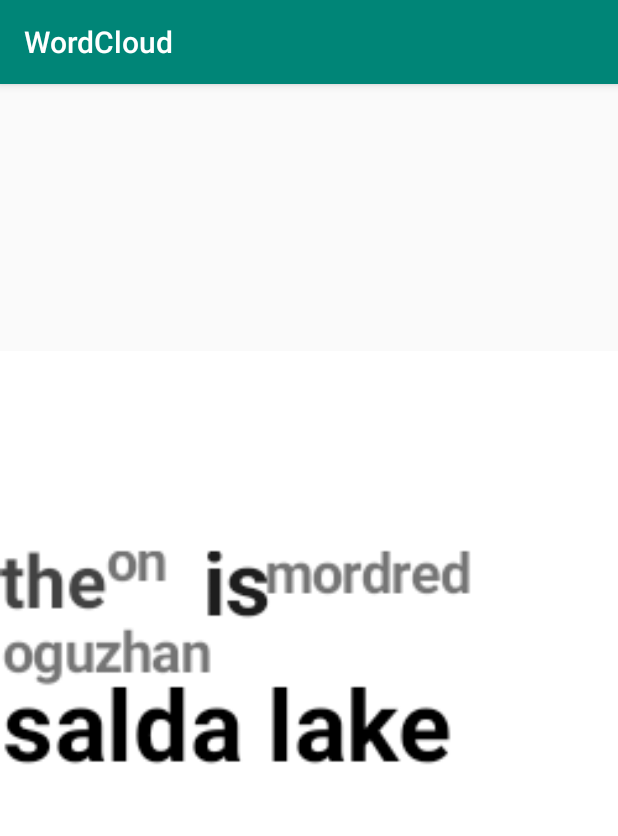
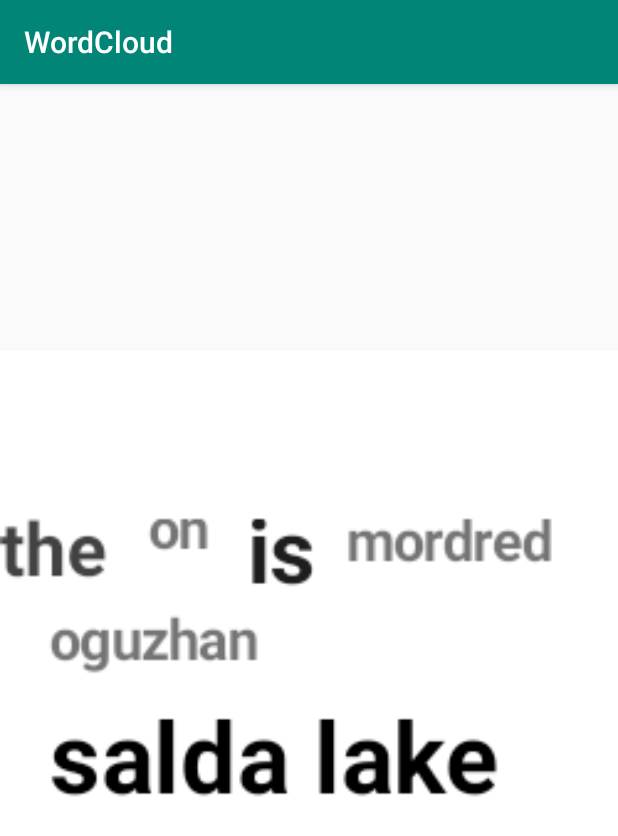
Before and after one commit to sirmordred/WordCloud, an Android app: the screen it shows after launch (MainActivity), on a phone screen of 412 x 824 dp. Shown: the top 836 px of the screen. Run offline under Robolectric (Android 15) with nearby library versions, the phone set to English and light mode, and no system bars.

Commit message:
Stable 1.8 released * Added padding support on both x and y coordinates

```diff
--- a/Wordcloud/build.gradle
+++ b/Wordcloud/build.gradle
@@ -15,7 +15,7 @@ ext {
     siteUrl = 'https://github.com/sirmordred/WordCloud'
     gitUrl = 'https://github.com/sirmordred/WordCloud.git'
 
-    libraryVersion = '1.7'
+    libraryVersion = '1.8'
 
     developerId = 'sirmordred'
     developerName = 'Oguzhan Yigit'
@@ -32,7 +32,7 @@ android {
         minSdkVersion 19
         targetSdkVersion 28
         versionCode 1
-        versionName "1.7"
+        versionName "1.8"
 
         testInstrumentationRunner "android.support.test.runner.AndroidJUnitRunner"
 
--- a/Wordcloud/src/main/java/com/mordred/wordcloud/WordCloud.java
+++ b/Wordcloud/src/main/java/com/mordred/wordcloud/WordCloud.java
@@ -47,6 +47,8 @@ public class WordCloud {
     private int minFontSize = 10;
     private int maxColorAlphaValue = 255;
     private int minColorAlphaValue = 50;
+    private int paddingX = 1;
+    private int paddingY = 1;
     private boolean wordColorOpacityAuto = false;
     private Typeface customTypeFace = null;
 
@@ -88,10 +90,10 @@ public class WordCloud {
                 // if intersect increment x but if x + width >= dimenWidth then make x = 0 and increment y
                 // first rect will stay in 0,0
                 int y = 0;
-                for (int x = 0; x < dimenWidth; x++) { // TODO x++ give x-Axis padding control to user
+                for (int x = 0; x < dimenWidth; x+=paddingX) {
                     // set loc first
                     if (x + wordList.get(h).getWordRect().width() > dimenWidth) {
-                        y++; // TODO y++ give y-Axis padding control to user
+                        y+=paddingY;
                         x = 0;
                         continue;
                     }
@@ -259,4 +261,12 @@ public class WordCloud {
     public void setCustomTypeFace(Typeface customTypeFace) {
         this.customTypeFace = customTypeFace;
     }
+
+    public void setPaddingX(int paddingX) {
+        this.paddingX = paddingX;
+    }
+
+    public void setPaddingY(int paddingY) {
+        this.paddingY = paddingY;
+    }
 }
--- a/app/src/main/java/app/mordred/wordcloud/MainActivity.java
+++ b/app/src/main/java/app/mordred/wordcloud/MainActivity.java
@@ -31,6 +31,8 @@ public class MainActivity extends AppCompatActivity {
 
         WordCloud wd = new WordCloud(nMap, 250, 250,Color.BLACK,Color.WHITE);
         wd.setWordColorOpacityAuto(true);
+        wd.setPaddingX(20);
+        wd.setPaddingY(20);
 
         Bitmap generatedWordCloudBmp = wd.generate();
 
```
Also changed, not shown: 1 other file.
